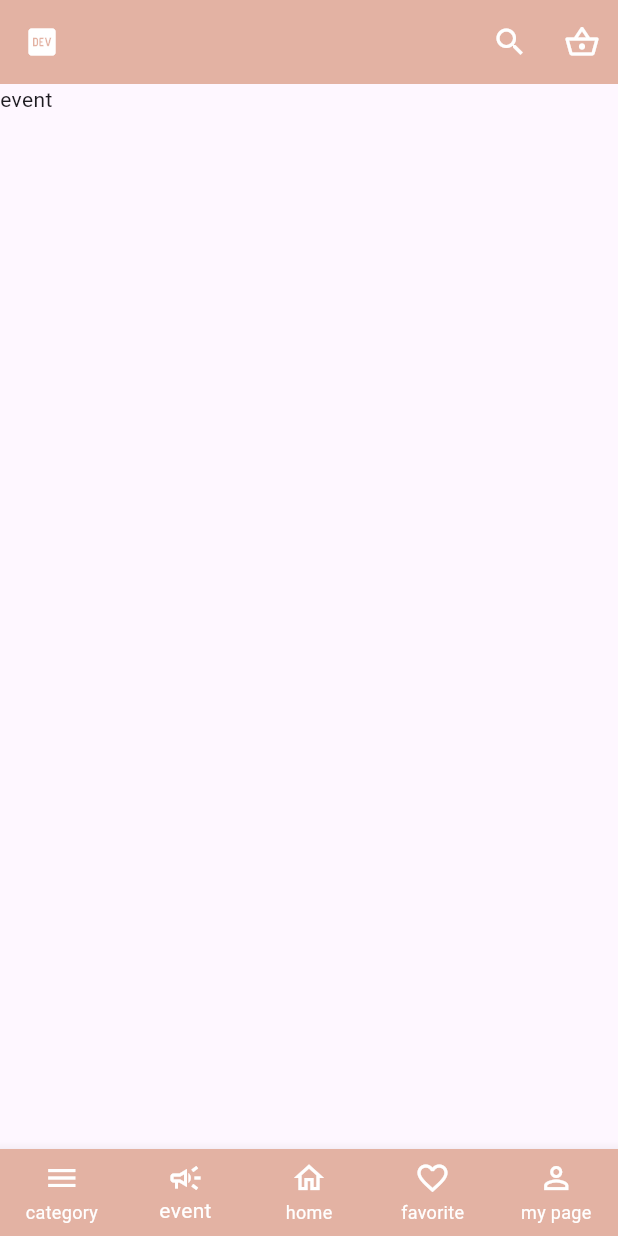
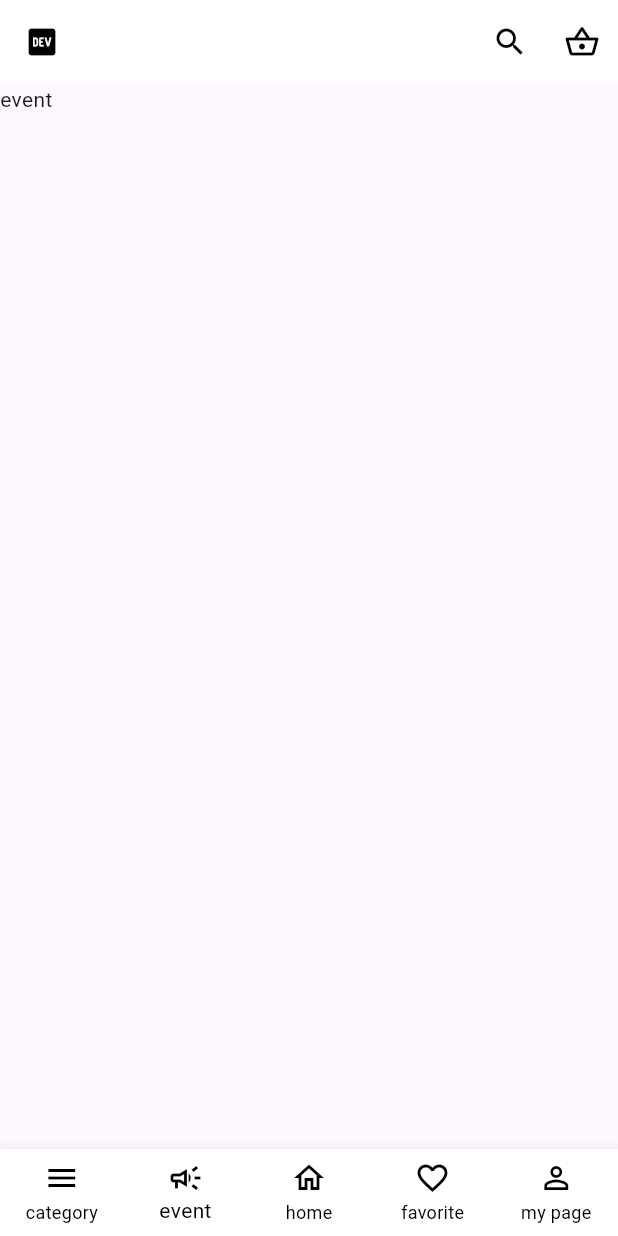
Before and after one commit to willchangesoon/Frontend, a Flutter app: the screen it shows after launch, item 2 of the bottom bar chosen, on a phone screen of 412 x 824 dp. Run offline on Flutter 3.47's test engine with Material 3 defaults, Android fonts, the phone set to English and light mode, and no system bars; our stand-ins replace flutter_riverpod, go_router.

Commit message:
feat-color 변경

```diff
--- a/es3_frontend/lib/common/const/colors.dart
+++ b/es3_frontend/lib/common/const/colors.dart
@@ -1,3 +1,3 @@
 import 'package:flutter/material.dart';
 
-const MAIN_COLOR = Color(0xffE3B2A3);
+const MAIN_COLOR = Color(0xff81D8D0);
--- a/es3_frontend/lib/common/layout/default_layout.dart
+++ b/es3_frontend/lib/common/layout/default_layout.dart
@@ -37,7 +37,7 @@ class _DefaultLayoutState extends State<DefaultLayout> {
 
   renderAppBar() {
     return AppBar(
-      backgroundColor: MAIN_COLOR,
+      backgroundColor: Colors.white,
       leading: Icon(Icons.logo_dev_outlined),
       title: widget.title != null
           ? Text(
@@ -46,7 +46,7 @@ class _DefaultLayoutState extends State<DefaultLayout> {
             )
           : null,
       centerTitle: true,
-      foregroundColor: Colors.white,
+      foregroundColor: Colors.black,
       actions: [
         IconButton(
           onPressed: () {},
@@ -91,10 +91,10 @@ class _DefaultLayoutState extends State<DefaultLayout> {
           label: 'my page',
         ),
       ],
-      backgroundColor: MAIN_COLOR,
+      backgroundColor: Colors.white,
       type: BottomNavigationBarType.fixed,
-      selectedItemColor: Colors.white,
-      unselectedItemColor: Colors.white,
+      selectedItemColor: Colors.black,
+      unselectedItemColor: Colors.black,
     );
   }
 }
```
Also changed, not shown: es3_frontend/lib/common/screen/s_home.dart (+18 -2 lines).
